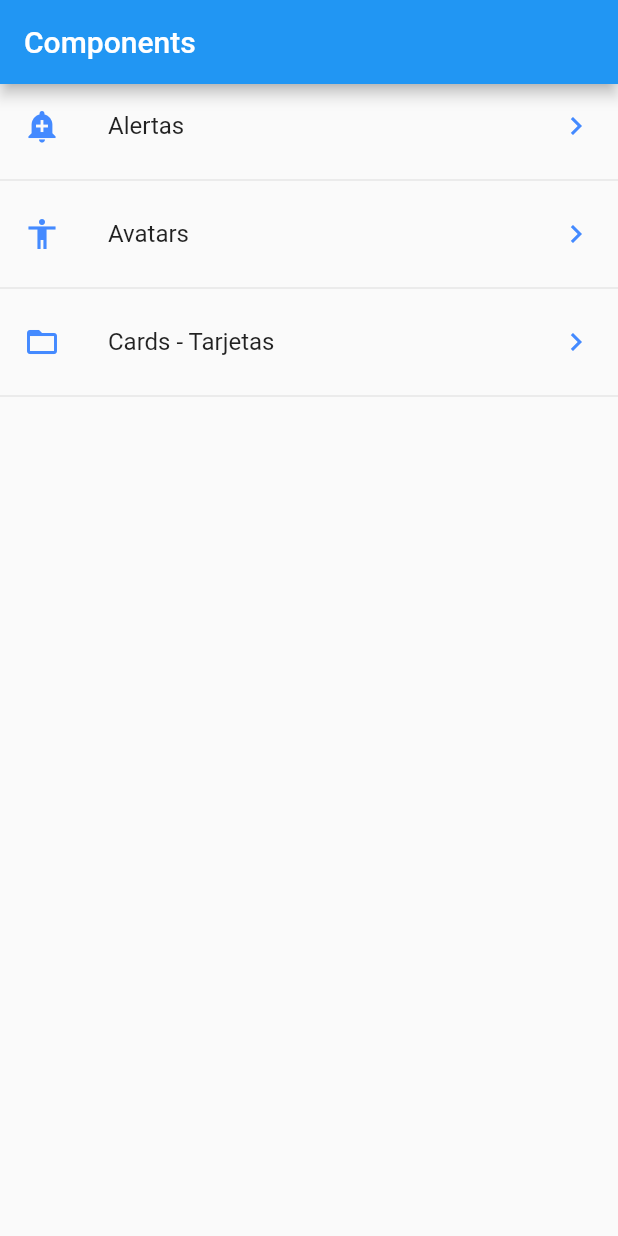
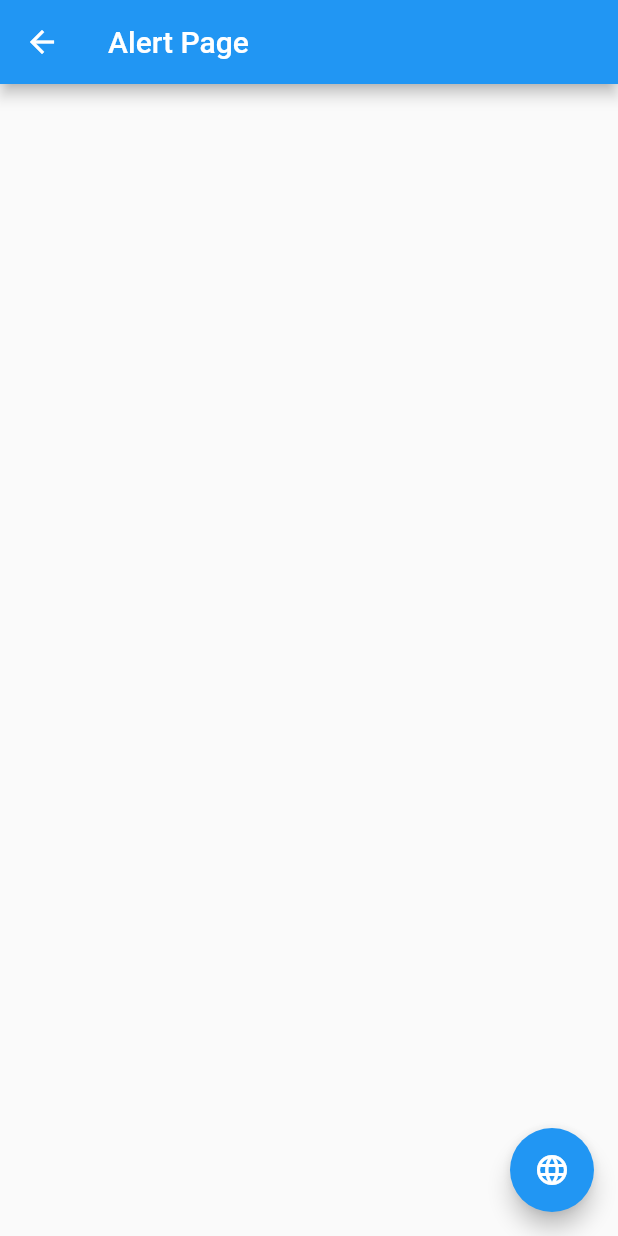
Before and after one commit to victorr-dev/curso_flutter_2, a Flutter app: the screen it shows after launch, after a tap on "Alertas", on a phone screen of 412 x 824 dp. Run offline on Flutter 3.47's test engine with Material 2 defaults, Android fonts, the phone set to English and light mode, and no system bars.

Commit message:
Clase 69 Navegacion parte 1

```diff
--- /dev/null
+++ b/lib/pages/alert_page.dart
@@ -0,0 +1,20 @@
+import 'package:flutter/material.dart';
+
+
+class AlertPage extends StatelessWidget {
+
+  @override
+  Widget build(BuildContext context) {
+    return Scaffold(
+      appBar: AppBar(
+        title: Text('Alert Page'),
+      ),
+      floatingActionButton: FloatingActionButton(
+        child: Icon(Icons.language),
+        onPressed: (){
+          Navigator.pop(context);
+        },
+      ),
+    );
+  }
+}
--- a/lib/pages/home_page.dart
+++ b/lib/pages/home_page.dart
@@ -1,5 +1,6 @@
 import 'dart:convert';
 
+import 'package:curso_flutter_2/pages/alert_page.dart';
 import 'package:curso_flutter_2/utils/icono_string.dart';
 import 'package:flutter/material.dart';
 import 'package:curso_flutter_2/providers/menu_provider.dart';
@@ -25,24 +26,32 @@ class HomePage extends StatelessWidget {
       future: menuProvider.cargarData(),
       initialData: [],
       builder: (context, AsyncSnapshot<List<dynamic>> snapshot) {
-        return ListView(children: _createItems(snapshot.data),);
+        return ListView(
+          children: _createItems(snapshot.data, context),
+        );
       },
     );
   }
 
-  List<Widget> _createItems(List<dynamic> data) {
+  List<Widget> _createItems(List<dynamic> data, BuildContext context) {
     final List<Widget> opciones = [];
 
-    data.forEach((opt){
+    data.forEach((opt) {
       final widgetTemp = ListTile(
         title: Text(opt['texto']),
         leading: getIcon(opt['icon']),
-        trailing: Icon(Icons.keyboard_arrow_right, color:Colors.blueAccent),
-        onTap: () {},
+        trailing: Icon(Icons.keyboard_arrow_right, color: Colors.blueAccent),
+        onTap: () {
+          final route = MaterialPageRoute(builder: (context) {
+            return AlertPage();
+          });
+
+          Navigator.push(context, route);
+
+        },
       );
 
-      opciones..add(widgetTemp)
-              ..add(Divider());
+      opciones..add(widgetTemp)..add(Divider());
     });
 
     return opciones;
```
Also changed, not shown: lib/pages/avatar_page.dart (added).
